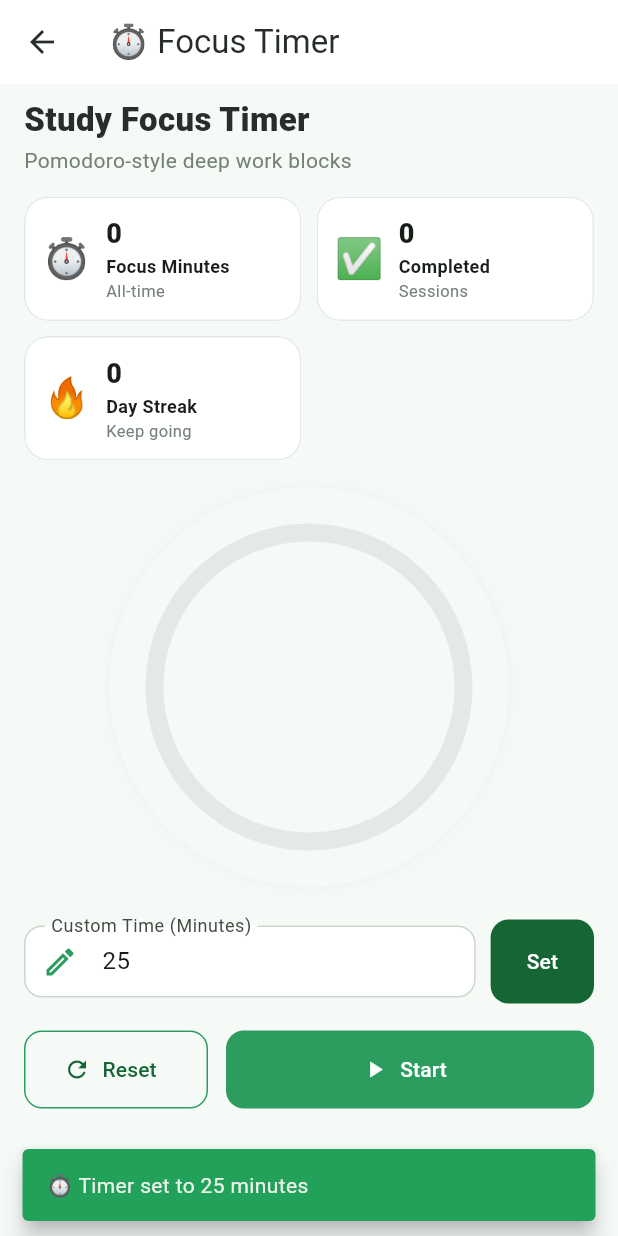
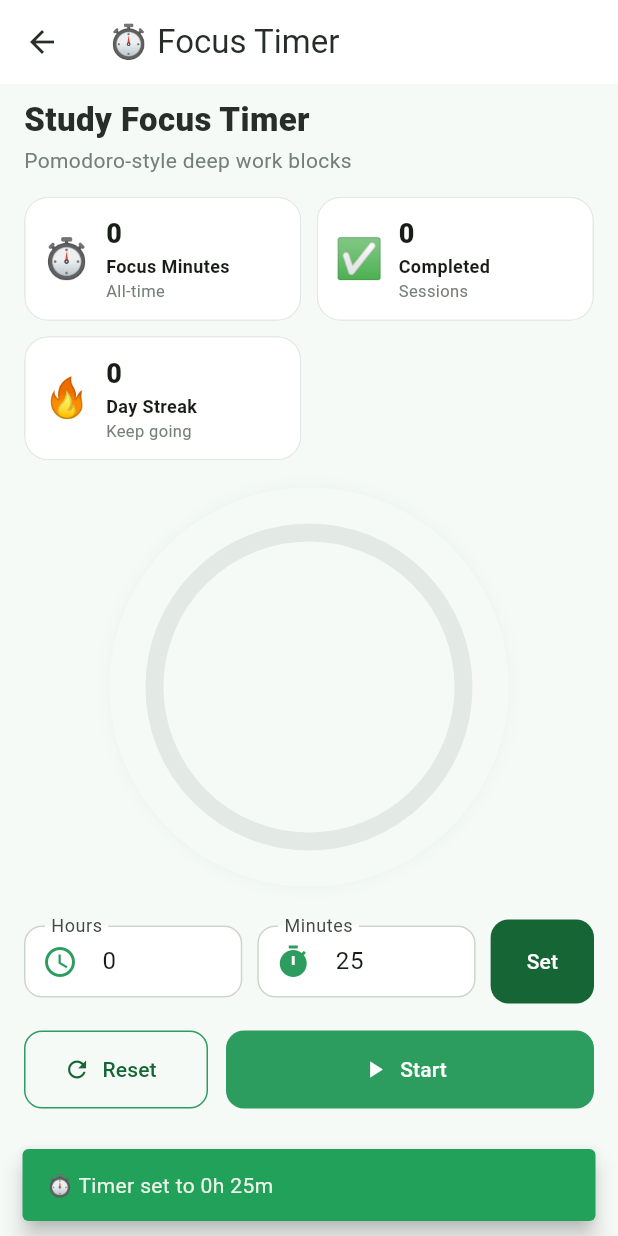
Before and after one commit to mamoon588/Mindfull-Campus-Student-Wellness, a Flutter app: the FocusTimerPage screen opened directly, after a tap on "Set", on a phone screen of 412 x 824 dp. Run offline on Flutter 3.47's test engine with Material 3 defaults, Android fonts, the phone set to English and light mode, and no system bars; our stand-ins replace audioplayers, fl_chart, flutter_tts, shared_preferences; missing offline and left inert: country_flags; accounts and stored records are empty.

Commit message:
Added custom hours/minutes input and relaxing chime functionality in Focus Timer

```diff
--- a/lib/screens/focus_timer_page.dart
+++ b/lib/screens/focus_timer_page.dart
@@ -20,7 +20,10 @@ class _FocusTimerPageState extends State<FocusTimerPage> with TickerProviderStat
   bool _running = false;
   Timer? _ticker;
 
-  final TextEditingController _timeController = TextEditingController(text: '25');
+  // 👈 NEW: Separate controllers for Hours and Minutes
+  final TextEditingController _hoursController = TextEditingController(text: '0');
+  final TextEditingController _minutesController = TextEditingController(text: '25');
+
   late final AnimationController _celebrate;
   final AudioPlayer _audioPlayer = AudioPlayer();
 
@@ -37,7 +40,8 @@ class _FocusTimerPageState extends State<FocusTimerPage> with TickerProviderStat
   void dispose() {
     _ticker?.cancel();
     _celebrate.dispose();
-    _timeController.dispose();
+    _hoursController.dispose();
+    _minutesController.dispose();
     _audioPlayer.dispose();
     super.dispose();
   }
@@ -46,17 +50,21 @@ class _FocusTimerPageState extends State<FocusTimerPage> with TickerProviderStat
 
   void _applyCustomTime() {
     if (_running) return;
-    final input = int.tryParse(_timeController.text);
-    if (input == null || input <= 0 || input > 180) {
+    final h = int.tryParse(_hoursController.text) ?? 0;
+    final m = int.tryParse(_minutesController.text) ?? 0;
+    final totalMins = (h * 60) + m;
+
+    if (totalMins <= 0 || totalMins > 180) {
       showToast(context, '⚠️ Enter a valid time between 1 and 180 mins', kind: ToastKind.error);
       return;
     }
+
     setState(() {
-      _selectedMinutes = input;
-      _remainingSeconds = input * 60;
+      _selectedMinutes = totalMins;
+      _remainingSeconds = totalMins * 60;
     });
     FocusScope.of(context).unfocus(); // hide keyboard
-    showToast(context, '⏱️ Timer set to $input minutes', kind: ToastKind.success);
+    showToast(context, '⏱️ Timer set to ${h}h ${m}m', kind: ToastKind.success);
   }
 
   void _start() {
@@ -98,11 +106,9 @@ class _FocusTimerPageState extends State<FocusTimerPage> with TickerProviderStat
 
     await HapticFeedback.heavyImpact();
 
-    // Play the relaxing tune
     try {
       await _audioPlayer.play(AssetSource('audio/chime.mp3'));
     } catch (e) {
-      // Fallback if the audio file is missing
       await SystemSound.play(SystemSoundType.click);
     }
 
@@ -211,17 +217,29 @@ class _FocusTimerPageState extends State<FocusTimerPage> with TickerProviderStat
             ),
             const SizedBox(height: 22),
 
-            // CUSTOM TIME INPUT
+            // 👈 NEW: Hours and Minutes Input Fields
             Row(
               children: [
                 Expanded(
                   child: TextField(
-                    controller: _timeController,
+                    controller: _hoursController,
                     keyboardType: TextInputType.number,
                     enabled: !_running,
                     decoration: const InputDecoration(
-                      labelText: 'Custom Time (Minutes)',
-                      prefixIcon: Icon(Icons.edit_outlined, color: AppColors.primary),
+                      labelText: 'Hours',
+                      prefixIcon: Icon(Icons.access_time, color: AppColors.primary),
+                    ),
+                  ),
+                ),
+                const SizedBox(width: 10),
+                Expanded(
+                  child: TextField(
+                    controller: _minutesController,
+                    keyboardType: TextInputType.number,
+                    enabled: !_running,
+                    decoration: const InputDecoration(
+                      labelText: 'Minutes',
+                      prefixIcon: Icon(Icons.timer, color: AppColors.primary),
                     ),
                   ),
                 ),
```
